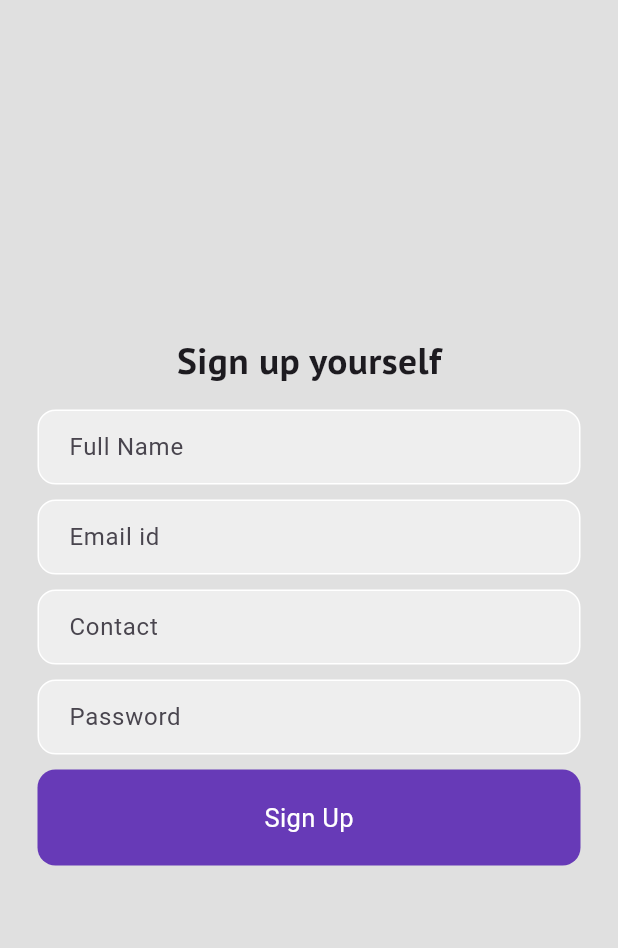
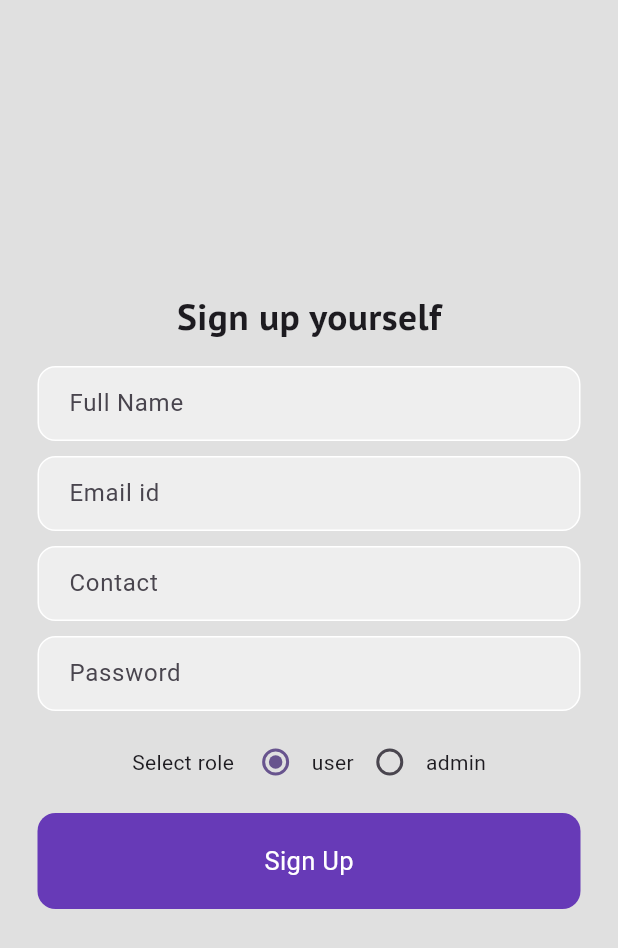
Before and after one commit to bhavesh3628/EV-charging-app, a Flutter app: the SignupPage screen opened by its route, on a phone screen of 412 x 824 dp. Shown: the top 948 px of the screen. Run offline on Flutter 3.47's test engine with Material 2 defaults, Android fonts, the phone set to English and light mode, and no system bars; our stand-ins replace cloud_firestore, firebase_auth, firebase_core, firebase_storage, google_fonts; accounts and stored records are empty.

Commit message:
merge all files

```diff
--- a/lib/admin/manage_station.dart
+++ b/lib/pages/admin/manage_station.dart
@@ -1,4 +1,4 @@
-import 'package:ev_charging/user/station_page.dart';
+import 'package:ev_charging/pages/user/station_page.dart';
 import 'package:flutter/material.dart';
 import 'package:ev_charging/ev_model.dart';
 
--- /dev/null
+++ b/lib/pages/signup_page.dart
@@ -0,0 +1,256 @@
+import 'package:ev_charging/pages/services/firebase_service.dart';
+import 'package:ev_charging/utils/widget/snackbar.dart';
+import 'package:flutter/material.dart';
+import 'package:google_fonts/google_fonts.dart';
+
+class SignupPage extends StatefulWidget {
+  const SignupPage({super.key});
+
+  @override
+  State<SignupPage> createState() => _SignupPageState();
+}
+
+class _SignupPageState extends State<SignupPage> {
+  final TextEditingController _nameController = TextEditingController();
+  final TextEditingController _emailController = TextEditingController();
+  final TextEditingController _passwordController = TextEditingController();
+  final TextEditingController _contactController = TextEditingController();
+
+  @override
+  void dispose() {
+    super.dispose();
+    _nameController.dispose();
+    _emailController.dispose();
+    _contactController.dispose();
+    _passwordController.dispose();
+  }
+
+  @override
+  Widget build(BuildContext context) {
+    String selectedUserType = 'user';
+    return Scaffold(
+      backgroundColor: Colors.grey[300],
+      body: SafeArea(
+        child: Center(
+          child: Column(
+            mainAxisAlignment: MainAxisAlignment.center,
+            children: [
+              const Padding(padding: EdgeInsets.only(left: 30, right: 20)),
+              // Icon(Icon.)
+              //Hello statement
+              Text(
+                "Sign up yourself",
+                style: GoogleFonts.ptSans(
+                  fontWeight: FontWeight.bold,
+                  fontSize: 25,
+                ),
+              ),
+
+              const SizedBox(height: 15),
+
+              //email textfield
+              Padding(
+                padding: const EdgeInsets.symmetric(horizontal: 25.0),
+                child: Container(
+                  decoration: BoxDecoration(
+                    color: Colors.grey[200],
+                    border: Border.all(color: Colors.white),
+                    borderRadius: BorderRadius.circular(12),
+                  ),
+                  child: Padding(
+                    padding: const EdgeInsets.only(left: 20.0),
+                    child: TextFormField(
+                      validator: (value) {
+                        if (value!.isEmpty) {
+                          return 'Please enter your name';
+                        }
+                        return null;
+                      },
+                      controller: _nameController,
+                      decoration: const InputDecoration(
+                        border: InputBorder.none,
+                        hintText: 'Full Name',
+                      ),
+                    ),
+                  ),
+                ),
+              ),
+
+              const SizedBox(height: 10),
+              Padding(
+                padding: const EdgeInsets.symmetric(horizontal: 25.0),
+                child: Container(
+                  decoration: BoxDecoration(
+                    color: Colors.grey[200],
+                    border: Border.all(color: Colors.white),
+                    borderRadius: BorderRadius.circular(12),
+                  ),
+                  child: Padding(
+                    padding: const EdgeInsets.only(left: 20.0),
+                    child: TextFormField(
+                      controller: _emailController,
+                      validator: (value) {
+                        if (value!.isEmpty) {
+                          return 'Enter your email';
+                        } else if (!value.contains('@gmail.com')) {
+                          return 'Please enter valid email';
+                        }
+                        return null;
+                      },
+                      decoration: const InputDecoration(
+                        border: InputBorder.none,
+                        hintText: 'Email id',
+                      ),
+                    ),
+                  ),
+                ),
+              ),
+
+              const SizedBox(height: 10),
+              Padding(
+                padding: const EdgeInsets.symmetric(horizontal: 25.0),
+                child: Container(
+                  decoration: BoxDecoration(
+                    color: Colors.grey[200],
+                    border: Border.all(color: Colors.white),
+                    borderRadius: BorderRadius.circular(12),
+                  ),
+                  child: Padding(
+                    padding: const EdgeInsets.only(left: 20.0),
+                    child: TextFormField(
+                      controller: _contactController,
+                      keyboardType: TextInputType.phone,
+                      validator: (value) {
+                        if (value!.isEmpty) {
+                          return 'Enter your phone number';
+                        } else if (value.length != 10) {
+                          return 'Enter a valid phone number';
+                        }
+                        return null;
+                      },
+                      decoration: const InputDecoration(
+                        border: InputBorder.none,
+                        hintText: 'Contact',
+                      ),
+                    ),
+                  ),
+                ),
+              ),
+
+              const SizedBox(height: 10),
+
+              //password textfield
+              Padding(
+                padding: const EdgeInsets.symmetric(horizontal: 25.0),
+                child: Container(
+                  decoration: BoxDecoration(
+                    color: Colors.grey[200],
+                    border: Border.all(color: Colors.white),
+                    borderRadius: BorderRadius.circular(12),
+                  ),
+                  child: Padding(
+                    padding: const EdgeInsets.only(left: 20.0),
+                    child: TextFormField(
+                      controller: _passwordController,
+                      validator: (value) {
+                        if (value!.isEmpty) {
+                          return 'Enter your password';
+                        } else if (value.length >= 6) {
+                          return 'Length of password should be greater than or equal to 6';
+                        }
+                        return null;
+                      },
+                      obscureText: true,
+                      decoration: const InputDecoration(
+                        border: InputBorder.none,
+                        hintText: 'Password',
+                      ),
+                    ),
+                  ),
+                ),
+              ),
+
+              const SizedBox(
+                height: 10,
+              ),
+
+              Row(
+                mainAxisAlignment: MainAxisAlignment.center,
+                children: [
+                  const Text('Select role '),
+                  Radio(
+                    value: 'user',
+                    groupValue: selectedUserType,
+                    onChanged: (value) {
+                      setState(() {
+                        selectedUserType = value!;
+                      });
+                    },
+                  ),
+                  const Text('user'),
+                  Radio(
+                    value: 'admin',
+                    groupValue: selectedUserType,
+                    onChanged: (value) {
+                      setState(() {
+                        selectedUserType = value!;
+                      });
+                    },
+                  ),
+                  const Text('admin'),
+                ],
+              ),
+
+              const SizedBox(height: 10),
+
+              //sign in button
+              Padding(
+                padding: const EdgeInsets.symmetric(horizontal: 25.0),
+                child: Container(
+                  padding: const EdgeInsets.all(20),
+                  decoration: BoxDecoration(
+                      color: Colors.deepPurple,
+                      borderRadius: BorderRadius.circular(12)),
+                  child: Center(
+                    child: InkWell(
+                      onTap: () async {
+                        final result = await signUpFunction(
+                            _emailController.text.trim(),
+                            _passwordController.text.trim());
+                        final result1 = await storeUserData(
+                            _nameController.text,
+                            _contactController.text.trim(),
+                            selectedUserType);
+
+                        if (result1 == 'success') {
+                          Navigator.pushNamed(context, '/');
+                          if (selectedUserType == 'user') {
+                            Navigator.pushNamed(context, '/');
+                          } else if (selectedUserType == 'admin') {
+                            Navigator.pushNamed(context, '/');
+                          }
+                          showSnackBar(context, result1!);
+                        }
+
+                        showSnackBar(context, result!);
+                      }, //for signup page
+                      child: const Text(
+                        "Sign Up",
+                        style: TextStyle(
+                          color: Colors.white,
+                          fontSize: 17,
+                        ),
+                      ),
+                    ),
+                  ),
+                ),
+              ),
+
+              const SizedBox(height: 25),
+            ],
+          ),
+        ),
+      ),
+    );
+  }
+}
--- a/lib/user/home_page.dart
+++ b/lib/pages/user/home_page.dart
@@ -1,7 +1,7 @@
 import 'dart:ui';
 
 import 'package:ev_charging/ev_model.dart';
-import 'package:ev_charging/user/station_page.dart';
+import 'package:ev_charging/pages/user/station_page.dart';
 import 'package:flutter/material.dart';
 import 'add_ev.dart'; // Make sure to import correctly
 
--- a/lib/user/manage_station.dart
+++ b/lib/pages/user/manage_station.dart
@@ -1,8 +1,8 @@
-import 'package:ev_charging/user/station_page.dart';
+import 'package:ev_charging/pages/user/station_page.dart';
 import 'package:flutter/cupertino.dart';
 import 'package:flutter/material.dart';
 
-import '../ev_model.dart';
+import '../../ev_model.dart';
 import 'add_ev.dart';
 
 class manageStation_page extends StatefulWidget {
--- a/lib/signup_page.dart
+++ /dev/null
@@ -1,157 +0,0 @@
-import 'package:flutter/material.dart';
-import 'package:google_fonts/google_fonts.dart';
-
-class SignupPage extends StatefulWidget {
-  const SignupPage({super.key});
-
-  @override
-  State<SignupPage> createState() => _SignupPageState();
-}
-
-class _SignupPageState extends State<SignupPage> {
-  @override
-  Widget build(BuildContext context) {
-    return Scaffold(
-      backgroundColor: Colors.grey[300],
-      // ignore: prefer_const_literals_to_create_immutables
-      body: SafeArea(
-        child: Center(
-          child: Column(
-            mainAxisAlignment: MainAxisAlignment.center,
-            // ignore: prefer_const_literals_to_create_immutables
-            children: [
-              const Padding(padding: EdgeInsets.only(left: 30, right: 20)),
-              // Icon(Icon.)
-              //Hello statement
-              Text(
-                "Sign up yourself",
-                style: GoogleFonts.ptSans(
-                  fontWeight: FontWeight.bold,
-                  fontSize: 25,
-                ),
-              ),
-
-              const SizedBox(height: 15),
-
-              //email textfield
-              Padding(
-                padding: const EdgeInsets.symmetric(horizontal: 25.0),
-                child: Container(
-                  decoration: BoxDecoration(
-                    color: Colors.grey[200],
-                    border: Border.all(color: Colors.white),
-                    borderRadius: BorderRadius.circular(12),
-                  ),
-                  child: const Padding(
-                    padding: EdgeInsets.only(left: 20.0),
-                    child: TextField(
-                      decoration: InputDecoration(
-                        border: InputBorder.none,
-                        hintText: 'Full Name',
-                      ),
-                    ),
-                  ),
-                ),
-              ),
-
-              const SizedBox(height: 10),
-              Padding(
-                padding: const EdgeInsets.symmetric(horizontal: 25.0),
-                child: Container(
-                  decoration: BoxDecoration(
-                    color: Colors.grey[200],
-                    border: Border.all(color: Colors.white),
-                    borderRadius: BorderRadius.circular(12),
-                  ),
-                  child: const Padding(
-                    padding: EdgeInsets.only(left: 20.0),
-                    child: TextField(
-                      decoration: InputDecoration(
-                        border: InputBorder.none,
-                        hintText: 'Email id',
-                      ),
-                    ),
-                  ),
-                ),
-              ),
-
-              const SizedBox(height: 10),
-              Padding(
-                padding: const EdgeInsets.symmetric(horizontal: 25.0),
-                child: Container(
-                  decoration: BoxDecoration(
-                    color: Colors.grey[200],
-                    border: Border.all(color: Colors.white),
-                    borderRadius: BorderRadius.circular(12),
-                  ),
-                  child: const Padding(
-                    padding: EdgeInsets.only(left: 20.0),
-                    child: TextField(
-                      decoration: InputDecoration(
-                        border: InputBorder.none,
-                        hintText: 'Contact',
-                      ),
-                    ),
-                  ),
-                ),
-              ),
-
-              const SizedBox(height: 10),
-
-              //password textfield
-              Padding(
-                padding: const EdgeInsets.symmetric(horizontal: 25.0),
-                child: Container(
-                  decoration: BoxDecoration(
-                    color: Colors.grey[200],
-                    border: Border.all(color: Colors.white),
-                    borderRadius: BorderRadius.circular(12),
-                  ),
-                  child: const Padding(
-                    padding: EdgeInsets.only(left: 20.0),
-                    child: TextField(
-                      obscureText: true,
-                      decoration: InputDecoration(
-                        border: InputBorder.none,
-                        hintText: 'Password',
-                      ),
-                    ),
-                  ),
-                ),
-              ),
-
-              const SizedBox(height: 10),
-
-              //sign in button
-              Padding(
-                padding: const EdgeInsets.symmetric(horizontal: 25.0),
-                child: Container(
-                  padding: const EdgeInsets.all(20),
-                  decoration: BoxDecoration(
-                      color: Colors.deepPurple,
-                      borderRadius: BorderRadius.circular(12)),
-                  child: Center(
-                    child: InkWell(
-                      onTap: () {
-                        Navigator.pushNamed(context, '/login');
-                      }, //for signup page
-                      child: const Text(
-                        "Sign Up",
-                        style: TextStyle(
-                          color: Colors.white,
-                          fontSize: 17,
-                        ),
-                      ),
-                    ),
-                  ),
-                ),
-              ),
-
-              const SizedBox(height: 25),
-            ],
-          ),
-        ),
-      ),
-    );
-  }
-}
```
Also changed, not shown: lib/main.dart (+8 -7 lines), lib/pages/login_page.dart (renamed from lib/login_page.dart, +53 -39 lines), lib/pages/services/firebase_service.dart (added, +106 -0 lines), lib/pages/services/user_management.dart (added, +49 -0 lines), lib/utils/widget/snackbar.dart (added, +10 -0 lines), lib/firebase_options.dart (added), lib/pages/admin/admin_home.dart (renamed from lib/admin/admin_home.dart), lib/pages/user/add_ev.dart (renamed from lib/user/add_ev.dart), lib/pages/user/station_page.dart (renamed from lib/user/station_page.dart).
